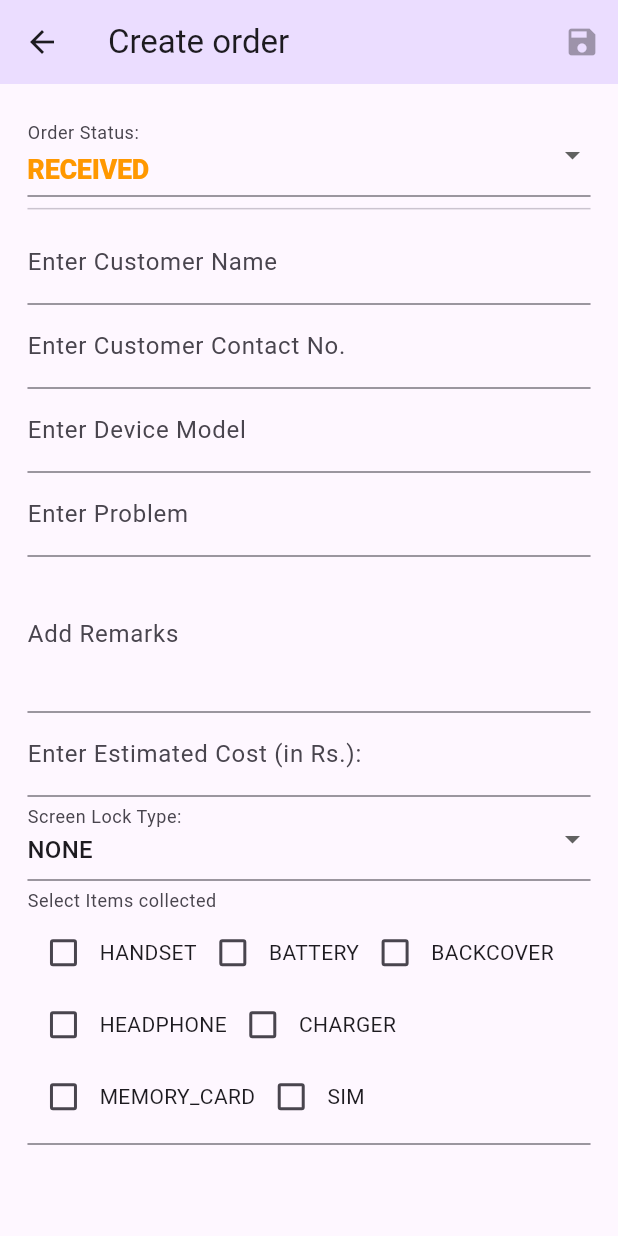
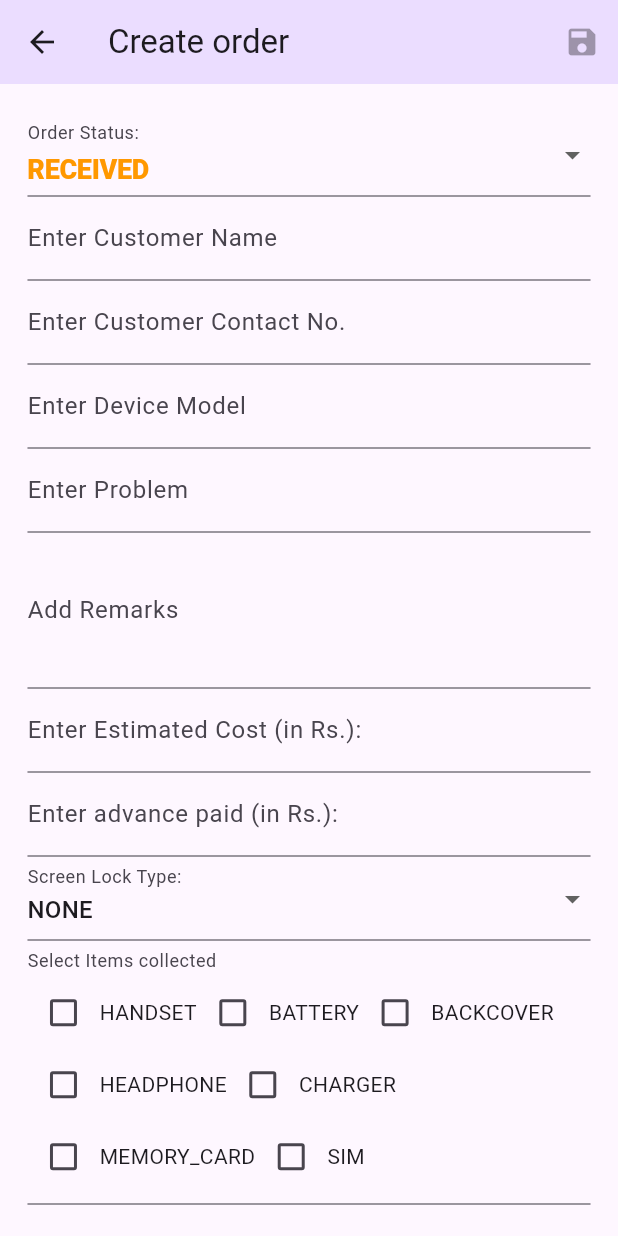
Before and after one commit to the-loudspeaker/vandana_app, a Flutter app: the EditOrderScreen screen opened directly, on a phone screen of 412 x 824 dp. Run offline on Flutter 3.47's test engine with Material 3 defaults, Android fonts, the phone set to English and light mode, and no system bars; drawn by our look-alikes of flutter_form_builder; our stand-ins replace flutter_screenutil, result_dart, shared_preferences, supabase_flutter; accounts and stored records are empty; Roboto replaces fonts that are missing (Monsterrat).

Commit message:
Add advanced payment received while creating order.

```diff
--- a/lib/pages/edit_order.dart
+++ b/lib/pages/edit_order.dart
@@ -24,11 +24,13 @@ class _EditOrderScreenState extends State<EditOrderScreen> {
   String? issueDescription;
   String? remarks;
   num? estimatedCost;
+  num advancedPaid = 0;
   ScreenLockType? screenLockType = ScreenLockType.NONE;
   String? screenLock;
   List<ItemType> itemsList = List.empty(growable: true);
   final TextEditingController _estimatedCostController =
       TextEditingController();
+  final TextEditingController _advancePaidController = TextEditingController();
   final TextEditingController _customerContactController =
       TextEditingController();
 
@@ -43,6 +45,7 @@ class _EditOrderScreenState extends State<EditOrderScreen> {
       issueDescription = widget.givenOrder?.issueDescription;
       remarks = widget.givenOrder?.remarks;
       estimatedCost = widget.givenOrder?.estimatedCost;
+      advancedPaid = widget.givenOrder?.advanceAmount ?? 0;
       try {
         screenLockType =
             ScreenLockType.fromString(widget.givenOrder!.screenlockType);
@@ -56,6 +59,7 @@ class _EditOrderScreenState extends State<EditOrderScreen> {
           [];
       _customerContactController.text = customerContact.toString();
       _estimatedCostController.text = estimatedCost.toString();
+      _advancePaidController.text = advancedPaid.toString();
     }
     super.initState();
   }
@@ -92,6 +96,7 @@ class _EditOrderScreenState extends State<EditOrderScreen> {
                           ? "Select Order Status"
                           : "Order Status:"),
                   items: OrderState.values
+                      .where((e) => e != OrderState.DELIVERED)
                       .map((e) => DropdownMenuItem(
                             value: e,
                             child: Text(e.name,
@@ -104,7 +109,6 @@ class _EditOrderScreenState extends State<EditOrderScreen> {
                       orderState = value ?? OrderState.RECEIVED;
                     });
                   }),
-              const Divider(),
               FormBuilderTextField(
                   initialValue: customerName,
                   name: 'Customer Name',
@@ -207,8 +211,28 @@ class _EditOrderScreenState extends State<EditOrderScreen> {
                             ? "Enter Estimated Cost (in Rs.):"
                             : "Estimated Cost (in Rs.):"),
                     autocorrect: false,
-                    onChanged: (val) =>
-                        field.didChange(num.tryParse(val) ?? estimatedCost),
+                    onChanged: (val) => field.didChange(num.tryParse(val) ?? 0),
+                  );
+                },
+              ),
+              FormBuilderField<num>(
+                name: "Advance paid.",
+                initialValue: advancedPaid,
+                onChanged: (val) {
+                  setState(() {
+                    advancedPaid = val ?? 0;
+                  });
+                },
+                builder: (FormFieldState<num> field) {
+                  return TextField(
+                    controller: _advancePaidController,
+                    keyboardType: TextInputType.number,
+                    decoration: InputDecoration(
+                        labelText: advancedPaid == 0
+                            ? "Enter advance paid (in Rs.):"
+                            : "Advance Paid (in Rs.):"),
+                    autocorrect: false,
+                    onChanged: (val) => field.didChange(num.tryParse(val) ?? 0),
                   );
                 },
               ),
@@ -293,7 +317,8 @@ class _EditOrderScreenState extends State<EditOrderScreen> {
         !isNullOREmpty(model) &&
         !isNullOREmpty(issueDescription) &&
         !isNullOREmpty(estimatedCost.toString()) &&
-        itemsList.isNotEmpty;
+        itemsList.isNotEmpty &&
+        estimatedCost != 0;
   }
 
   void updateOrder() async {
@@ -306,6 +331,7 @@ class _EditOrderScreenState extends State<EditOrderScreen> {
       'issue_description': issueDescription,
       'remarks': remarks,
       'estimated_cost': estimatedCost,
+      'advance_amount': advancedPaid,
       'screenlock_type': screenLockType?.name,
       'screenlock': screenLock ?? "",
       'items_list': "{${itemsList.map((e) => e.name).join(",")}}"
@@ -337,6 +363,7 @@ class _EditOrderScreenState extends State<EditOrderScreen> {
       'issue_description': issueDescription,
       'remarks': remarks,
       'estimated_cost': estimatedCost,
+      'advance_amount': advancedPaid,
       'screenlock_type': screenLockType?.name,
       'screenlock': screenLock ?? "",
       'items_list': "{${itemsList.map((e) => e.name).join(",")}}"
```
Also changed, not shown: 1 other file.
